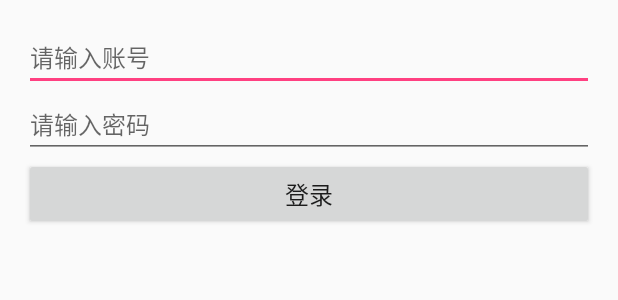
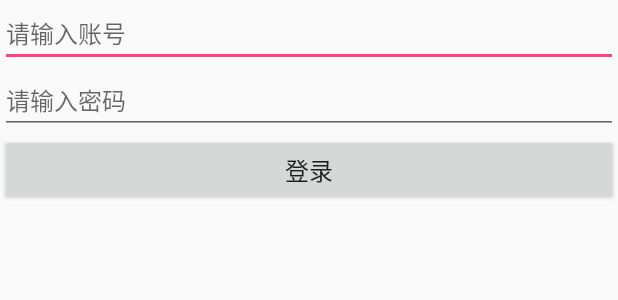
Before and after one commit to ZslNUPT/NoodlesAndroid, an Android app: the layout fragment_login.xml on its own in the app's theme, with its tools: preview values and no code run, on a phone screen of 412 x 824 dp. Shown: the top 300 px of the screen. Run offline under Robolectric (Android 15) with nearby library versions, the phone set to English and light mode, and no system bars.

Commit message:
添加splash页面增加游客登录

```diff
--- a/app/src/main/java/com/njupt/sniper/app/ui/activity/BottomTabActivity.java
+++ b/app/src/main/java/com/njupt/sniper/app/common/activity/BottomTabActivity.java
@@ -1,4 +1,4 @@
-package com.njupt.sniper.app.ui.activity;
+package com.njupt.sniper.app.common.activity;
 
 import android.os.Bundle;
 import android.support.annotation.Nullable;
@@ -9,7 +9,6 @@ import android.view.View;
 import android.widget.TabHost;
 
 import com.njupt.sniper.mylibrary.R;
-import com.njupt.sniper.app.common.activity.BaseActivity;
 
 import butterknife.Bind;
 
--- a/app/src/main/java/com/njupt/sniper/app/common/fragment/BaseFragment.java
+++ b/app/src/main/java/com/njupt/sniper/app/common/fragment/BaseFragment.java
@@ -3,6 +3,7 @@ package com.njupt.sniper.app.common.fragment;
 import android.app.Activity;
 import android.graphics.Color;
 import android.os.Bundle;
+import android.support.annotation.Nullable;
 import android.support.v4.app.Fragment;
 import android.support.v7.widget.Toolbar;
 import android.text.TextUtils;
@@ -38,6 +39,7 @@ public abstract class BaseFragment<T extends BasePresenter> extends Fragment imp
     //通用loading页error页等的控制器
     private VaryViewHelperController mVaryViewHelperController;
 
+    @Nullable
     @Bind(R.id.toolbar)
     protected Toolbar mToolbar;
 
--- a/app/src/main/java/com/njupt/sniper/app/di/BaseComponent.java
+++ b/app/src/main/java/com/njupt/sniper/app/di/BaseComponent.java
@@ -5,6 +5,7 @@ import com.njupt.sniper.app.common.presenter.Presenter;
 import com.njupt.sniper.app.ui.presenter.AudioListPresenter;
 import com.njupt.sniper.app.ui.presenter.LoginPresenter;
 import com.njupt.sniper.app.ui.presenter.NavigationPresenter;
+import com.njupt.sniper.app.ui.presenter.SplashPresenter;
 
 /**
  * author：Zsl
@@ -22,4 +23,6 @@ public interface BaseComponent {
 
     void inject(LoginPresenter loginPresenter);
 
+    void inject(SplashPresenter splashPresenter);
+
 }
--- a/app/src/main/java/com/njupt/sniper/app/ui/activity/HomeActivity.java
+++ b/app/src/main/java/com/njupt/sniper/app/ui/activity/HomeActivity.java
@@ -6,6 +6,7 @@ import android.widget.ImageView;
 import android.widget.TextView;
 
 import com.njupt.sniper.app.R;
+import com.njupt.sniper.app.common.activity.BottomTabActivity;
 import com.njupt.sniper.app.ui.fragment.AudioListFragment;
 import com.njupt.sniper.app.ui.fragment.AudioListFragment2;
 import com.njupt.sniper.app.ui.fragment.NavigationFragment;
--- a/app/src/main/java/com/njupt/sniper/app/ui/fragment/LoginFragment.java
+++ b/app/src/main/java/com/njupt/sniper/app/ui/fragment/LoginFragment.java
@@ -28,7 +28,7 @@ public class LoginFragment extends BaseFragment<LoginPresenter> implements Login
 
     @Override
     protected int getLayoutId() {
-        return R.layout.activity_login;
+        return R.layout.fragment_login;
     }
 
     @Override
--- a/app/src/main/java/com/njupt/sniper/app/utils/IntentStartUtils.java
+++ b/app/src/main/java/com/njupt/sniper/app/utils/IntentStartUtils.java
@@ -3,6 +3,8 @@ package com.njupt.sniper.app.utils;
 import android.app.Activity;
 import android.content.Intent;
 import android.os.Bundle;
+
+import com.njupt.sniper.app.ui.activity.HomeActivity;
 
 /**
  * author：Zsl
@@ -84,4 +86,8 @@ public class IntentStartUtils {
         }
         activity.startActivityForResult(intent, requestCode);
     }
+
+    public static void readyGoThenKillHomeActivity(Activity activity){
+        readyGoThenKill(activity, HomeActivity.class);
+    }
 }
--- a/app/src/main/res/layout/activity_login.xml
+++ b/app/src/main/res/layout/fragment_login.xml
@@ -1,13 +1,8 @@
 <?xml version="1.0" encoding="utf-8"?>
 <RelativeLayout xmlns:android="http://schemas.android.com/apk/res/android"
-    xmlns:tools="http://schemas.android.com/tools"
     android:layout_width="match_parent"
     android:layout_height="match_parent"
-    android:paddingBottom="@dimen/activity_vertical_margin"
-    android:paddingLeft="@dimen/activity_horizontal_margin"
-    android:paddingRight="@dimen/activity_horizontal_margin"
-    android:paddingTop="@dimen/activity_vertical_margin"
-    tools:context="com.njupt.sniper.app.ui.context.LoginActivity">
+    >
 
   <EditText
       android:id="@+id/login_username"
--- a/app/src/main/res/values/styles.xml
+++ b/app/src/main/res/values/styles.xml
@@ -9,4 +9,8 @@
         <item name="colorAccent">@color/colorAccent</item>
     </style>
 
+    <style name="SplashStyle" parent="@style/AppTheme">
+        <item name="android:windowBackground">@mipmap/bg_splash</item>
+    </style>
+
 </resources>
```
Also changed, not shown: app/src/main/AndroidManifest.xml (+8 -1 lines), app/src/main/java/com/njupt/sniper/app/common/activity/MultiFragmentActivity.java (+2 -15 lines), app/src/main/java/com/njupt/sniper/app/ui/activity/SplashActivity.java (added, +16 -0 lines), app/src/main/java/com/njupt/sniper/app/ui/fragment/SplashFragment.java (added, +36 -0 lines), app/src/main/java/com/njupt/sniper/app/ui/presenter/SplashPresenter.java (added, +62 -0 lines), app/src/main/java/com/njupt/sniper/app/ui/viewInterface/SplashView.java (added, +9 -0 lines), app/src/main/res/layout/fragment_splash.xml (added, +8 -0 lines), app/src/main/res/mipmap-xxhdpi/bg_splash.png (added).
